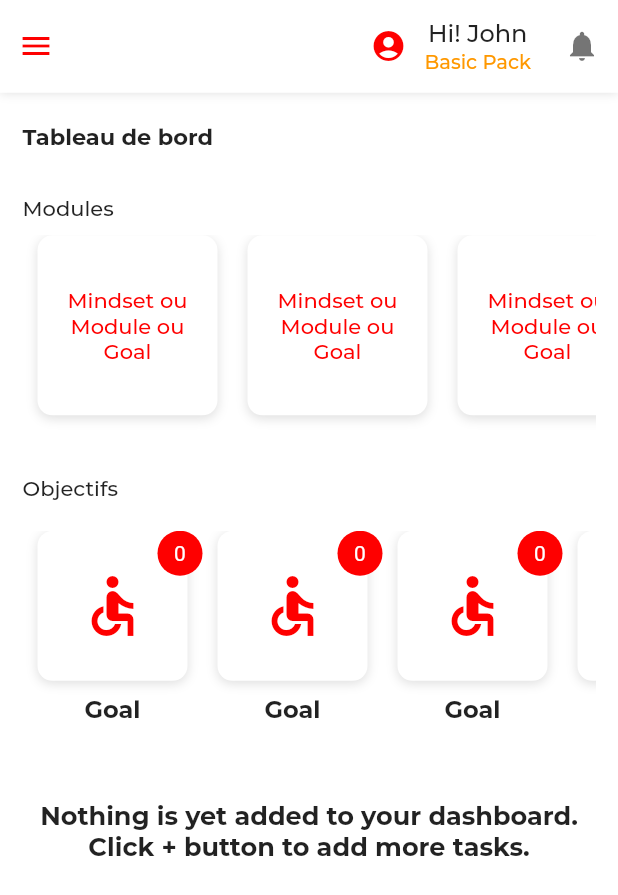
After one commit to enzomarc/affirmedme, a Flutter app: the DashboardScreen screen opened by its route, on a phone screen of 412 x 824 dp. The commit adds this screen. Shown: the top 895 px of the screen. Run offline on Flutter 3.47's test engine with Material 2 defaults, Android fonts, the phone set to English and light mode, and no system bars; project files that could hold a hidden picture were left out.

Commit message:
screen: dashboard screen

```diff
--- a/lib/main.dart
+++ b/lib/main.dart
@@ -1,4 +1,5 @@
 import 'package:flutter/material.dart';
+import 'package:kronosme/screens/dashboard/container.dart';
 import 'screens/signup/screen.dart';
 import 'screens/welcome.dart';
 import 'screens/package.dart';
@@ -12,6 +13,7 @@ class MyApp extends StatelessWidget {
   Widget build(BuildContext context) {
     return MaterialApp(
       title: 'Flutter Demo',
+      debugShowCheckedModeBanner: false,
       theme: ThemeData(
         primaryColor: Colors.white,
         primarySwatch: Colors.blue,
@@ -22,6 +24,7 @@ class MyApp extends StatelessWidget {
         '/welcome': (context) => WelcomeScreen(),
         '/package': (context) => PackageScreen(),
         '/signup': (context) => SignupScreen(),
+        '/dashboard': (context) => DashboardScreen(),
       },
     );
   }
--- /dev/null
+++ b/lib/screens/dashboard/container.dart
@@ -0,0 +1,118 @@
+import 'package:flutter/material.dart';
+import 'package:flutter/services.dart';
+import 'package:kronosme/screens/dashboard/home.dart';
+
+class DashboardScreen extends StatefulWidget {
+  @override
+  _DashboardScreenState createState() => _DashboardScreenState();
+}
+
+class _DashboardScreenState extends State<DashboardScreen> {
+  final List<Widget> screens = [
+    DashboardHome(),
+  ];
+
+  Widget currentScreen;
+  final PageStorageBucket bucket = PageStorageBucket();
+
+  @override
+  void initState() {
+    super.initState();
+    currentScreen = screens[0];
+  }
+
+  @override
+  Widget build(BuildContext context) {
+    WidgetsFlutterBinding.ensureInitialized();
+    SystemChrome.setSystemUIOverlayStyle(
+      SystemUiOverlayStyle(
+        statusBarColor: Colors.white,
+      ),
+    );
+
+    return Scaffold(
+      backgroundColor: Colors.white,
+      body: SafeArea(
+        child: Column(
+          children: [
+            Expanded(
+              child: Container(
+                decoration: BoxDecoration(
+                  color: Colors.white,
+                  boxShadow: [
+                    BoxShadow(
+                      offset: Offset(0, 0.5),
+                      color: Colors.black12,
+                      blurRadius: 5.0,
+                    ),
+                  ],
+                ),
+                child: Row(
+                  mainAxisAlignment: MainAxisAlignment.spaceBetween,
+                  crossAxisAlignment: CrossAxisAlignment.center,
+                  children: <Widget>[
+                    IconButton(
+                      icon: Icon(
+                        Icons.menu,
+                        color: Color(0xFFFE0000),
+                      ),
+                      onPressed: () {},
+                    ),
+                    Row(
+                      crossAxisAlignment: CrossAxisAlignment.center,
+                      children: <Widget>[
+                        IconButton(
+                          icon: Icon(
+                            Icons.account_circle,
+                            color: Color(0xFFFE0000),
+                          ),
+                          onPressed: () {},
+                        ),
+                        Column(
+                          mainAxisAlignment: MainAxisAlignment.center,
+                          children: <Widget>[
+                            Text(
+                              'Hi! John',
+                              style: TextStyle(
+                                fontFamily: 'Montserrat Medium',
+                                fontSize: 16.0,
+                              ),
+                            ),
+                            Text(
+                              'Basic Pack',
+                              style: TextStyle(
+                                fontFamily: 'Montserrat Medium',
+                                fontSize: 13.0,
+                                color: Colors.orange,
+                              ),
+                            ),
+                          ],
+                        ),
+                        SizedBox(width: 10.0),
+                        IconButton(
+                          icon: Icon(
+                            Icons.notifications,
+                            color: Colors.black54,
+                          ),
+                          onPressed: () {},
+                        ),
+                      ],
+                    ),
+                  ],
+                ),
+              ),
+            ),
+            SizedBox(height: 20.0),
+            Expanded(
+              flex: 12,
+              child: PageStorage(
+                bucket: bucket,
+                child: currentScreen,
+              ),
+            ),
+          ],
+        ),
+      ),
+    );
+  }
+}
--- /dev/null
+++ b/lib/screens/dashboard/home.dart
@@ -0,0 +1,208 @@
+import 'package:flutter/material.dart';
+
+class DashboardHome extends StatefulWidget {
+  @override
+  _DashboardHomeState createState() => _DashboardHomeState();
+}
+
+class _DashboardHomeState extends State<DashboardHome> {
+  @override
+  Widget build(BuildContext context) {
+    return Scaffold(
+      backgroundColor: Colors.white,
+      body: SafeArea(
+        child: SingleChildScrollView(
+          child: Padding(
+            padding: const EdgeInsets.symmetric(horizontal: 15.0),
+            child: Column(
+              crossAxisAlignment: CrossAxisAlignment.start,
+              children: <Widget>[
+                Text(
+                  'Tableau de bord',
+                  style: TextStyle(
+                    fontFamily: 'Montserrat Bold',
+                    fontSize: 15.0,
+                  ),
+                ),
+                SizedBox(height: 30.0),
+                Text(
+                  'Modules',
+                  style: TextStyle(fontFamily: 'Montserrat Medium'),
+                ),
+                SizedBox(height: 10.0),
+                Container(
+                  height: 130.0,
+                  width: MediaQuery.of(context).size.width,
+                  child: ListView.builder(
+                    scrollDirection: Axis.horizontal,
+                    itemCount: 5,
+                    itemBuilder: (context, index) {
+                      return Module(
+                        title: 'Mindset ou Module ou Goal',
+                      );
+                    },
+                  ),
+                ),
+                SizedBox(height: 30.0),
+                Text(
+                  'Objectifs',
+                  style: TextStyle(fontFamily: 'Montserrat Medium'),
+                ),
+                SizedBox(height: 20.0),
+                Container(
+                  height: 130.0,
+                  width: MediaQuery.of(context).size.width,
+                  child: ListView.builder(
+                    scrollDirection: Axis.horizontal,
+                    itemCount: 5,
+                    itemBuilder: (context, index) {
+                      return Goal(
+                        title: 'Goal',
+                      );
+                    },
+                  ),
+                ),
+                SizedBox(height: 50.0),
+                Column(
+                  children: <Widget>[
+                    Text(
+                      'Nothing is yet added to your dashboard. Click + button to add more tasks.',
+                      textAlign: TextAlign.center,
+                      style: TextStyle(
+                        fontFamily: 'Montserrat Bold',
+                        fontSize: 17.0,
+                      ),
+                    ),
+                  ],
+                ),
+              ],
+            ),
+          ),
+        ),
+      ),
+    );
+  }
+}
+
+class Module extends StatelessWidget {
+  const Module({
+    Key key,
+    this.title,
+  }) : super(key: key);
+
+  final String title;
+
+  @override
+  Widget build(BuildContext context) {
+    return Container(
+      decoration: BoxDecoration(
+        color: Colors.white,
+        borderRadius: BorderRadius.circular(10.0),
+        boxShadow: [
+          BoxShadow(
+            color: Colors.black12,
+            offset: Offset(0, 2.0),
+            blurRadius: 5.0,
+          ),
+        ],
+      ),
+      margin: EdgeInsets.only(right: 10.0, left: 10.0, bottom: 10.0),
+      padding: EdgeInsets.all(10.0),
+      width: 120.0,
+      child: Column(
+        mainAxisAlignment: MainAxisAlignment.center,
+        crossAxisAlignment: CrossAxisAlignment.center,
+        children: <Widget>[
+          Text(
+            title ?? 'Module',
+            textAlign: TextAlign.center,
+            style: TextStyle(
+              fontFamily: 'Montserrat Medium',
+              fontSize: 14.0,
+              color: Color(0xFFFE0000),
+            ),
+          ),
+        ],
+      ),
+    );
+  }
+}
+
+class Goal extends StatelessWidget {
+  const Goal({
+    Key key,
+    this.icon,
+    this.title,
+    this.count,
+    this.countColor = const Color(0xFFFE0000),
+  }) : super(key: key);
+
+  final IconData icon;
+  final String title;
+  final int count;
+  final Color countColor;
+
+  @override
+  Widget build(BuildContext context) {
+    return Column(
+      children: <Widget>[
+        Stack(
+          alignment: Alignment.topRight,
+          children: <Widget>[
+            Container(
+              height: 100.0,
+              decoration: BoxDecoration(
+                color: Colors.white,
+                borderRadius: BorderRadius.circular(10.0),
+                boxShadow: [
+                  BoxShadow(
+                    color: Colors.black12,
+                    offset: Offset(0, 2.0),
+                    blurRadius: 5.0,
+                  ),
+                ],
+              ),
+              margin: EdgeInsets.only(right: 10.0, left: 10.0, bottom: 10.0),
+              padding: EdgeInsets.all(10.0),
+              width: 100.0,
+              child: Column(
+                mainAxisAlignment: MainAxisAlignment.center,
+                crossAxisAlignment: CrossAxisAlignment.center,
+                children: <Widget>[
+                  Icon(
+                    icon ?? Icons.accessible,
+                    color: Color(0xFFFE0000),
+                    size: 48.0,
+                  ),
+                ],
+              ),
+            ),
+            Container(
+              width: 30.0,
+              height: 30.0,
+              decoration: BoxDecoration(
+                color: countColor,
+                borderRadius: BorderRadius.circular(500.0),
+              ),
+              child: Center(
+                child: Text(
+                  count ?? '0',
+                  style: TextStyle(
+                    color: Colors.white,
+                  ),
+                ),
+              ),
+            ),
+          ],
+        ),
+        Text(
+          title ?? 'Goal',
+          style: TextStyle(
+            fontFamily: 'Montserrat Bold',
+            fontSize: 16.0,
+          ),
+        ),
+      ],
+    );
+  }
+}
--- a/lib/screens/package.dart
+++ b/lib/screens/package.dart
@@ -45,7 +45,7 @@ class PackageScreen extends StatelessWidget {
               ),
               SizedBox(height: 5.0),
               Text(
-                'You have make a choice between the both packages. The premium package give you all features of the app and with basic package you will have a few part of features.',
+                'You have to make a choice between the both packages. The premium package give you all features of the app and with basic package you will have a few part of features.',
                 textAlign: TextAlign.center,
                 style: TextStyle(
                   fontSize: 13.0,
--- a/lib/screens/signup/screen.dart
+++ b/lib/screens/signup/screen.dart
@@ -465,7 +465,7 @@ class _SignupScreenState extends State<SignupScreen> {
                 width: MediaQuery.of(context).size.width,
                 child: RaisedButton(
                   onPressed: () {
-                    //
+                    Navigator.popAndPushNamed(context, '/dashboard');
                   },
                   padding: const EdgeInsets.symmetric(
                     horizontal: 50.0,
```
Also changed, not shown: lib/screens/welcome.dart (line endings or trailing spaces).
